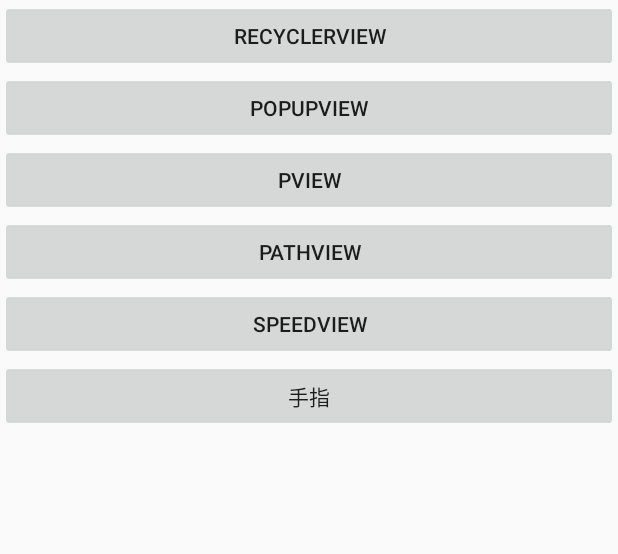
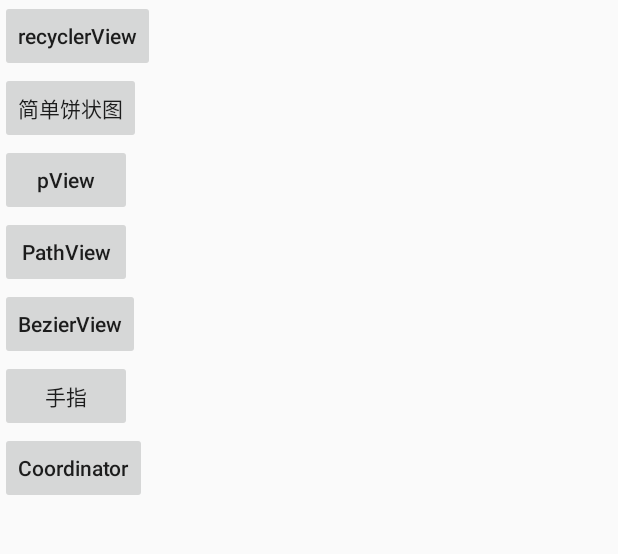
Before and after one commit to tt905/study, an Android app: the screen it shows after launch (MainActivity), on a phone screen of 412 x 824 dp, the part 84-638 px from its top. Run offline under Robolectric (Android 15) with nearby library versions, the phone set to English and light mode, and no system bars.

Commit message:
coordinatorLayout的例子

```diff
--- a/studyApp/src/main/java/com/mo/study/MainActivity.java
+++ b/studyApp/src/main/java/com/mo/study/MainActivity.java
@@ -5,6 +5,7 @@ import android.os.Bundle;
 import android.support.v7.app.AppCompatActivity;
 import android.view.View;
 
+import com.mo.study.ui.CoordinatorActivity;
 import com.mo.study.ui.FingerActivity;
 import com.mo.study.ui.PActivity;
 import com.mo.study.ui.PathActivity;
@@ -25,6 +26,7 @@ public class MainActivity extends AppCompatActivity implements View.OnClickListe
         findViewById(R.id.btn4).setOnClickListener(this);
         findViewById(R.id.btn5).setOnClickListener(this);
         findViewById(R.id.btn6).setOnClickListener(this);
+        findViewById(R.id.btn7).setOnClickListener(this);
     }
 
     @Override
@@ -52,6 +54,9 @@ public class MainActivity extends AppCompatActivity implements View.OnClickListe
             case R.id.btn6:
                 intent.setClass(this, FingerActivity.class);
                 break;
+            case R.id.btn7:
+                intent.setClass(this, CoordinatorActivity.class);
+                break;
         }
         startActivity(intent);
     }
--- a/studyApp/src/main/java/com/mo/study/ui/FingerActivity.java
+++ b/studyApp/src/main/java/com/mo/study/ui/FingerActivity.java
@@ -6,7 +6,8 @@ import android.support.v7.app.AppCompatActivity;
 
 import com.mo.study.R;
 
-/** 随着手指移动
+/**
+ * 随着手指移动
  * Created by motw on 2016/11/23.
  */
 
--- a/studyApp/src/main/java/com/mo/study/ui/PActivity.java
+++ b/studyApp/src/main/java/com/mo/study/ui/PActivity.java
@@ -5,6 +5,9 @@ import android.support.v7.app.AppCompatActivity;
 
 import com.mo.study.R;
 
+/**
+ * 用canvas画图 bitmap
+ */
 public class PActivity extends AppCompatActivity {
 
     @Override
--- a/studyApp/src/main/java/com/mo/study/ui/PathActivity.java
+++ b/studyApp/src/main/java/com/mo/study/ui/PathActivity.java
@@ -7,6 +7,7 @@ import android.support.v7.app.AppCompatActivity;
 import com.mo.study.R;
 
 /**
+ *  蜘蛛图
  *  Created by motw on 2016/11/9.
  */
 
--- a/studyApp/src/main/res/layout/activity_main.xml
+++ b/studyApp/src/main/res/layout/activity_main.xml
@@ -1,46 +1,56 @@
 <?xml version="1.0" encoding="utf-8"?>
+<ScrollView
+    xmlns:android="http://schemas.android.com/apk/res/android"
+    android:layout_width="match_parent"
+    android:layout_height="match_parent">
+
     <LinearLayout
-    xmlns:android="http://schemas.android.com/apk/res/android"
-    xmlns:tools="http://schemas.android.com/tools"
         android:layout_width="match_parent"
-    android:layout_height="match_parent"
+        android:layout_height="wrap_content"
         android:orientation="vertical"
-    tools:context="com.mo.study.MainActivity">
+        >
 
         <Button
             android:id="@+id/btn1"
-        android:layout_width="match_parent"
+            android:layout_width="wrap_content"
             android:layout_height="wrap_content"
             android:text="recyclerView"/>
 
         <Button
             android:id="@+id/btn2"
-        android:layout_width="match_parent"
+            android:layout_width="wrap_content"
             android:layout_height="wrap_content"
-        android:text="popupView"/>
+            android:text="简单饼状图"/>
 
         <Button
             android:id="@+id/btn3"
-        android:layout_width="match_parent"
+            android:layout_width="wrap_content"
             android:layout_height="wrap_content"
             android:text="pView"/>
 
         <Button
             android:id="@+id/btn4"
-        android:layout_width="match_parent"
+            android:layout_width="wrap_content"
             android:layout_height="wrap_content"
             android:text="PathView"/>
 
         <Button
             android:id="@+id/btn5"
-        android:layout_width="match_parent"
+            android:layout_width="wrap_content"
             android:layout_height="wrap_content"
-        android:text="SpeedView"/>
+            android:text="BezierView"/>
 
         <Button
             android:id="@+id/btn6"
-        android:layout_width="match_parent"
+            android:layout_width="wrap_content"
             android:layout_height="wrap_content"
             android:text="手指"/>
 
+        <Button
+            android:id="@+id/btn7"
+            android:layout_width="wrap_content"
+            android:layout_height="wrap_content"
+            android:text="Coordinator"/>
+
     </LinearLayout>
+</ScrollView>
--- a/studyApp/src/main/res/values/styles.xml
+++ b/studyApp/src/main/res/values/styles.xml
@@ -6,6 +6,8 @@
         <item name="colorPrimary">@color/colorPrimary</item>
         <item name="colorPrimaryDark">@color/colorPrimaryDark</item>
         <item name="colorAccent">@color/colorAccent</item>
+
+        <item name="android:textAllCaps">false</item>
     </style>
 
 </resources>
```
Also changed, not shown: studyApp/src/main/AndroidManifest.xml (+19 -9 lines), studyApp/src/main/java/com/mo/study/ui/CoordinatorActivity.java (added, +28 -0 lines), studyApp/src/main/res/layout/activity_coordinator.xml (added, +34 -0 lines), studyApp/src/main/res/values/strings.xml (+9 -0 lines). Lines whose indentation alone changed are shown as unchanged.
